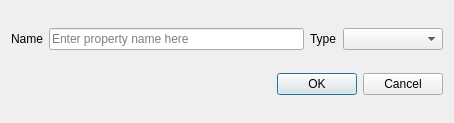
First picture: the form in src/tiled/addpropertydialog.ui, repository mapeditor/tiled, before the edit.
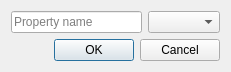
Second picture: the form after the edit.

Commit message:
Made property types work in the Object Type editor
* Code cleanups and simplifications (use QVariant in more places)
* Use 'string' and 'float' instead of 'QString' and 'double' type names
* Improved the Add Property dialog layout
* Remember last used type when adding new properties

Closes #365

The edit to the form file:
```diff
--- a/src/tiled/addpropertydialog.ui
+++ b/src/tiled/addpropertydialog.ui
@@ -6,65 +6,31 @@
    <rect>
     <x>0</x>
     <y>0</y>
-    <width>454</width>
-    <height>123</height>
+    <width>231</width>
+    <height>75</height>
    </rect>
   </property>
-  <property name="sizePolicy">
-   <sizepolicy hsizetype="Fixed" vsizetype="Fixed">
-    <horstretch>0</horstretch>
-    <verstretch>0</verstretch>
-   </sizepolicy>
-  </property>
   <property name="windowTitle">
    <string>Add Property</string>
   </property>
-  <layout class="QVBoxLayout" name="verticalLayout">
-   <item>
-    <layout class="QHBoxLayout" name="horizontalLayout">
-     <item>
-      <widget class="QLabel" name="labelName">
-       <property name="locale">
-        <locale language="English" country="UnitedStates"/>
-       </property>
-       <property name="text">
-        <string>Name</string>
-       </property>
-      </widget>
-     </item>
-     <item>
+  <layout class="QGridLayout" name="gridLayout">
+   <property name="sizeConstraint">
+    <enum>QLayout::SetMinAndMaxSize</enum>
+   </property>
+   <item row="0" column="0">
       <widget class="QLineEdit" name="name">
        <property name="readOnly">
         <bool>false</bool>
        </property>
        <property name="placeholderText">
-        <string>Enter property name here</string>
+      <string>Property name</string>
        </property>
       </widget>
      </item>
-     <item>
-      <widget class="QLabel" name="labelType">
-       <property name="locale">
-        <locale language="English" country="UnitedStates"/>
-       </property>
-       <property name="text">
-        <string>Type</string>
-       </property>
-      </widget>
-     </item>
-     <item>
-      <widget class="QComboBox" name="typeBox">
-       <property name="minimumSize">
-        <size>
-         <width>100</width>
-         <height>0</height>
-        </size>
-       </property>
-      </widget>
-     </item>
-    </layout>
-   </item>
-   <item>
+   <item row="0" column="1">
+    <widget class="QComboBox" name="typeBox"/>
+   </item>
+   <item row="1" column="0" colspan="2">
     <widget class="QDialogButtonBox" name="buttonBox">
      <property name="locale">
       <locale language="English" country="UnitedStates"/>
```
Left out of the diff: 15 changed lines with no effect on the pictures. Lines whose indentation alone changed are shown as unchanged. The commit also changes 22 other files.
